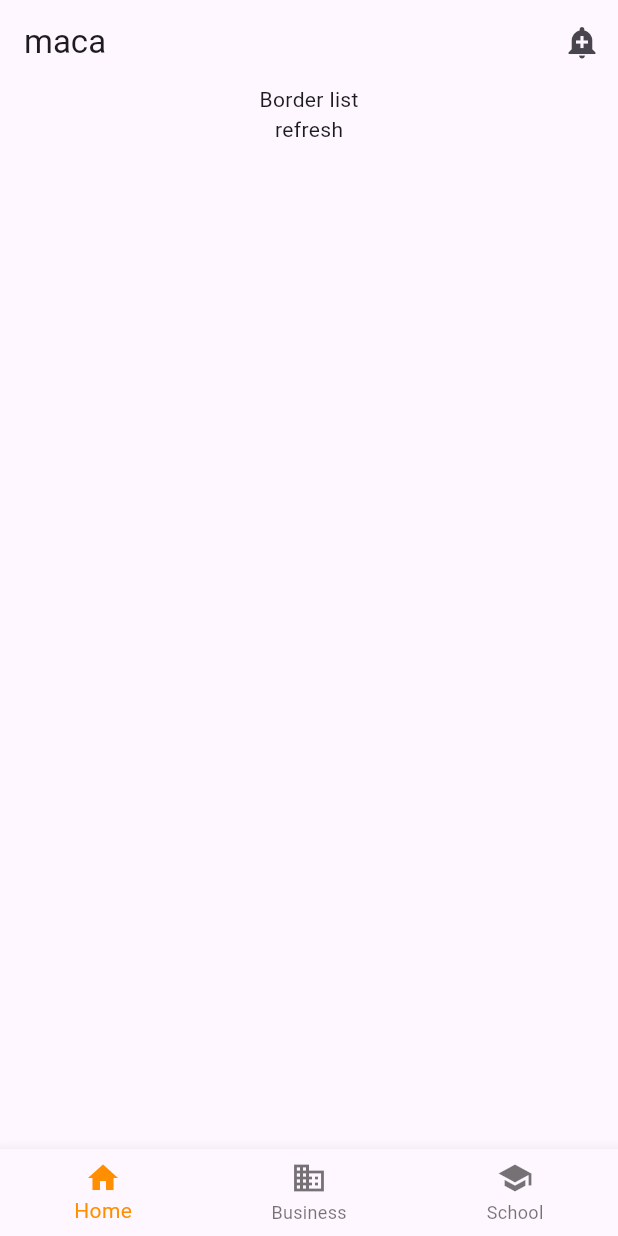
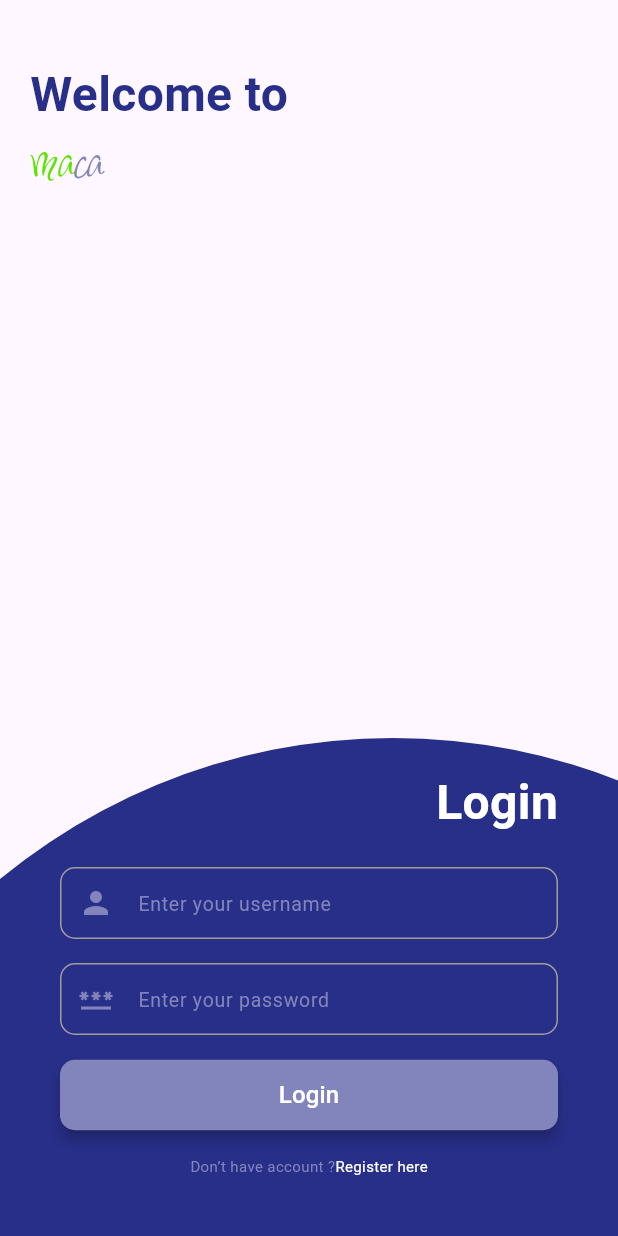
Before and after one commit to ArenduC/maca, a Flutter app: the screen it shows after launch, on a phone screen of 412 x 824 dp. Run offline on Flutter 3.47's test engine with Material 3 defaults, Android fonts, the phone set to English and light mode, and no system bars; our stand-ins replace flutter_svg.

Commit message:
login page desing complete

```diff
--- a/lib/main.dart
+++ b/lib/main.dart
@@ -1,5 +1,6 @@
 import 'package:flutter/material.dart';
-import 'package:maca/screen/home_screen.dart';
+
+import 'package:maca/screen/start_up_screen.dart';
 
 void main() {
   runApp(const MyApp());
@@ -9,30 +10,16 @@ class MyApp extends StatelessWidget {
   const MyApp({super.key});
 
   // This widget is the root of your application.
+
   @override
   Widget build(BuildContext context) {
     return MaterialApp(
-      title: 'Flutter Demo',
+      title: 'maca',
       theme: ThemeData(
-        // This is the theme of your application.
-        //
-        // TRY THIS: Try running your application with "flutter run". You'll see
-        // the application has a purple toolbar. Then, without quitting the app,
-        // try changing the seedColor in the colorScheme below to Colors.green
-        // and then invoke "hot reload" (save your changes or press the "hot
-        // reload" button in a Flutter-supported IDE, or press "r" if you used
-        // the command line to start the app).
-        //
-        // Notice that the counter didn't reset back to zero; the application
-        // state is not lost during the reload. To reset the state, use hot
-        // restart instead.
-        //
-        // This works for code too, not just values: Most code changes can be
-        // tested with just a hot reload.
         colorScheme: ColorScheme.fromSeed(seedColor: Colors.deepPurple),
         useMaterial3: true,
       ),
-      home: const HomeScreen(),
+      home: const StartUpScreen(),
     );
   }
 }
--- a/lib/screen/home_screen.dart
+++ b/lib/screen/home_screen.dart
@@ -1,5 +1,6 @@
 import 'package:flutter/material.dart';
 import 'package:maca/page/landing_page.dart';
+import 'package:maca/page/marketing_page.dart';
 
 class HomeScreen extends StatefulWidget {
   const HomeScreen({super.key});
@@ -15,10 +16,7 @@ class _HomeScreenState extends State<HomeScreen> {
       TextStyle(fontSize: 30, fontWeight: FontWeight.bold);
   static const List<Widget> _widgetOptions = <Widget>[
     LandingPage(),
-    Text(
-      'Index 1: Business',
-      style: optionStyle,
-    ),
+    MarketingPage(),
     Text(
       'Index 2: School',
       style: optionStyle,
@@ -36,6 +34,12 @@ class _HomeScreenState extends State<HomeScreen> {
     return Scaffold(
       body: Center(
         child: _widgetOptions.elementAt(_selectedIndex),
+      ),
+      floatingActionButton: FloatingActionButton(
+        onPressed: () {
+          setState(() {});
+        },
+        child: const Icon(Icons.add),
       ),
       bottomNavigationBar: BottomNavigationBar(
         items: const <BottomNavigationBarItem>[
--- /dev/null
+++ b/lib/screen/login_screen.dart
@@ -0,0 +1,305 @@
+// ignore_for_file: avoid_print
+
+import 'package:flutter/material.dart';
+import 'package:flutter_svg/flutter_svg.dart';
+import 'package:maca/styles/app_style.dart';
+import 'package:maca/styles/colors/app_colors.dart';
+
+class LoginScreen extends StatefulWidget {
+  const LoginScreen({super.key});
+
+  @override
+  State<LoginScreen> createState() => _LoginScreenState();
+}
+
+class _LoginScreenState extends State<LoginScreen> {
+  final TextEditingController usernameController = TextEditingController();
+  final TextEditingController passwordController = TextEditingController();
+
+  bool isLoginPage = true;
+
+  void handleLogin(String username, String password) {
+    print("Login Data:");
+    print("Username: $username");
+    print("Password: $password");
+  }
+
+  void pageSwitch() {
+    setState(() {
+      print("button click");
+      isLoginPage = !isLoginPage;
+    });
+  }
+
+  @override
+  Widget build(BuildContext context) {
+    return Scaffold(
+      body: Stack(
+        clipBehavior: Clip.none, // Allow the circle to overflow
+        children: [
+          Positioned(
+              top: 40,
+              left: 20,
+              right: 0,
+              child: Column(
+                  mainAxisAlignment: MainAxisAlignment.start,
+                  crossAxisAlignment: CrossAxisAlignment.start,
+                  children: [
+                    const Text(
+                      "Welcome to",
+                      style: AppTextStyles.headline2,
+                    ),
+                    SvgPicture.asset(
+                      'assets/APPSVGICON/maca.svg',
+                      width: 50,
+                      height: 50,
+                    ),
+                  ])),
+          AnimatedPositioned(
+            duration: const Duration(milliseconds: 500), // Animation duration
+            curve: Curves.easeInOut,
+            top: isLoginPage
+                ? 80
+                : -150, // Adjust to position the circle as needed
+            left: -150, // Adjust to position the circle as needed
+            child: Container(
+              width: MediaQuery.of(context).size.width *
+                  2, // Make it large enough to overflow
+              height: MediaQuery.of(context).size.height * 2, // Same for height
+              decoration: const BoxDecoration(
+                shape: BoxShape.circle,
+                color: AppColors.theme,
+              ),
+            ),
+          ),
+
+          Positioned(
+            bottom: 0,
+            left: 0,
+            right: 0,
+            child: AnimatedSwitcher(
+              duration: const Duration(milliseconds: 500),
+              transitionBuilder: (Widget child, Animation<double> animation) {
+                return FadeTransition(
+                  opacity: animation, // Fade effect
+                  child: SlideTransition(
+                    position: Tween<Offset>(
+                      begin: const Offset(1.0, 0.0), // Slide in from the right
+                      end: Offset.zero,
+                    ).animate(animation),
+                    child: child,
+                  ),
+                );
+              },
+              child: isLoginPage
+                  ? KeyedSubtree(
+                      key: const ValueKey('login'),
+                      child: loginSegment(pageSwitch, usernameController,
+                          passwordController, handleLogin))
+                  : KeyedSubtree(
+                      key: const ValueKey('register'),
+                      child: registrationSegment(pageSwitch)),
+            ),
+          )
+          // Add other widgets here as needed
+        ],
+      ),
+    );
+  }
+}
+
+@override
+Widget loginSegment(
+  VoidCallback pageSwitch,
+  TextEditingController usernameController,
+  TextEditingController passwordController,
+  Function(String username, String password) handleLogin,
+) {
+  return Padding(
+    padding: const EdgeInsets.all(40.0),
+    child: Column(
+      crossAxisAlignment: CrossAxisAlignment.stretch,
+      children: [
+        const Row(
+          crossAxisAlignment: CrossAxisAlignment.end,
+          mainAxisAlignment: MainAxisAlignment.end,
+          children: [
+            Text(
+              "Login",
+              style: AppTextStyles.headline1,
+            )
+          ],
+        ),
+        const SizedBox(
+          height: 20,
+        ),
+        TextField(
+          controller: usernameController,
+          decoration: AppInputStyles.textFieldDecoration(
+            hintText: 'Enter your username',
+            prefixIcon: Icons.person,
+          ),
+          style: const TextStyle(color: AppColors.header1), // Text style
+        ),
+        const SizedBox(
+          height: 16,
+        ),
+        TextField(
+          controller: passwordController,
+          obscureText: true,
+          decoration: AppInputStyles.textFieldDecoration(
+            hintText: 'Enter your password',
+            prefixIcon: Icons.password,
+          ),
+          style: const TextStyle(color: AppColors.header1), // Text style
+        ),
+        const SizedBox(
+          height: 16,
+        ),
+        ElevatedButton(
+          onPressed: () {
+            String username = usernameController.text;
+            String password = passwordController.text;
+
+            // Pass data to the parent widget's callback
+            handleLogin(username, password);
+            print("Login button pressed");
+          },
+          style: AppButtonStyles.elevatedButtonStyle(),
+          child: const Text(
+            'Login',
+            style: TextStyle(fontSize: 16.0, color: Colors.white),
+          ),
+        ),
+        const SizedBox(
+          height: 16,
+        ),
+        Row(
+          mainAxisAlignment: MainAxisAlignment.center,
+          children: [
+            const Text(
+              "Don’t have account ?",
+              style: AppTextStyles.linkText,
+            ),
+            GestureDetector(
+              onTap: () {
+                pageSwitch();
+              },
+              child: const Text(
+                "Register here",
+                style: AppTextStyles.bodyText,
+              ),
+            )
+          ],
+        )
+      ],
+    ),
+  );
+}
+
+@override
+Widget registrationSegment(VoidCallback pageSwitch) {
+  return Padding(
+    padding: const EdgeInsets.all(40.0),
+    child: Column(
+      crossAxisAlignment: CrossAxisAlignment.stretch,
+      children: [
+        const Row(
+          crossAxisAlignment: CrossAxisAlignment.end,
+          mainAxisAlignment: MainAxisAlignment.end,
+          children: [
+            Text(
+              "Registration",
+              style: AppTextStyles.headline1,
+            )
+          ],
+        ),
+        const SizedBox(
+          height: 20,
+        ),
+        TextField(
+          decoration: AppInputStyles.textFieldDecoration(
+            hintText: 'Enter your username',
+            prefixIcon: Icons.person,
+          ),
+          style: const TextStyle(color: AppColors.header1), // Text style
+        ),
+        const SizedBox(
+          height: 16,
+        ),
+        TextField(
+          decoration: AppInputStyles.textFieldDecoration(
+            hintText: 'Enter your password',
+            prefixIcon: Icons.password,
+          ),
+          style: const TextStyle(color: AppColors.header1), // Text style
+        ),
+        const SizedBox(
+          height: 16,
+        ),
+        TextField(
+          decoration: AppInputStyles.textFieldDecoration(
+            hintText: 'Enter your password',
+            prefixIcon: Icons.password,
+          ),
+          style: const TextStyle(color: AppColors.header1), // Text style
+        ),
+        const SizedBox(
+          height: 16,
+        ),
+        TextField(
+          decoration: AppInputStyles.textFieldDecoration(
+            hintText: 'Enter your password',
+            prefixIcon: Icons.password,
+          ),
+          style: const TextStyle(color: AppColors.header1), // Text style
+        ),
+        const SizedBox(
+          height: 16,
+        ),
+        TextField(
+          decoration: AppInputStyles.textFieldDecoration(
+            hintText: 'Enter your password',
+            prefixIcon: Icons.password,
+          ),
+          style: const TextStyle(color: AppColors.header1), // Text style
+        ),
+        const SizedBox(
+          height: 16,
+        ),
+        ElevatedButton(
+          onPressed: () {
+            // Add your button's functionality here
+            print("Login button pressed");
+          },
+          style: AppButtonStyles.elevatedButtonStyle(),
+          child: const Text(
+            'Submit',
+            style: TextStyle(fontSize: 16.0, color: Colors.white),
+          ),
+        ),
+        const SizedBox(
+          height: 16,
+        ),
+        Row(
+          mainAxisAlignment: MainAxisAlignment.center,
+          children: [
+            const Text(
+              "Have an account ?",
+              style: AppTextStyles.linkText,
+            ),
+            GestureDetector(
+              onTap: () {
+                pageSwitch();
+              },
+              child: const Text(
+                "Login here",
+                style: AppTextStyles.bodyText,
+              ),
+            )
+          ],
+        )
+      ],
+    ),
+  );
+}
--- /dev/null
+++ b/lib/styles/app_style.dart
@@ -0,0 +1,119 @@
+import 'package:flutter/material.dart';
+import 'package:maca/styles/colors/app_colors.dart';
+
+class AppTextStyles {
+  // Define your text styles here
+  static const TextStyle headline1 = TextStyle(
+    fontSize: 32.0,
+    fontWeight: FontWeight.bold,
+    color: AppColors.header1,
+  );
+
+  static const TextStyle headline2 = TextStyle(
+    fontSize: 32.0,
+    fontWeight: FontWeight.w600,
+    color: AppColors.theme,
+  );
+
+  static const TextStyle bodyText = TextStyle(
+    fontSize: 10.0,
+    fontWeight: FontWeight.normal,
+    color: AppColors.header1,
+  );
+
+  static const TextStyle buttonText = TextStyle(
+    fontSize: 18.0,
+    fontWeight: FontWeight.w500,
+    color: Colors.white,
+  );
+
+  static const TextStyle hintText = TextStyle(
+    fontSize: 16.0,
+    fontWeight: FontWeight.normal,
+    color: Colors.grey,
+  );
+  static const TextStyle linkText = TextStyle(
+    fontSize: 10.0,
+    fontWeight: FontWeight.normal,
+    color: AppColors.themeLite,
+  );
+}
+
+class AppInputStyles {
+  // Common InputDecoration for text fields
+  static InputDecoration textFieldDecoration({
+    required String hintText,
+    IconData? prefixIcon,
+    IconData? suffixIcon,
+  }) {
+    return InputDecoration(
+      hintText: hintText,
+      hintStyle: const TextStyle(
+        color: AppColors.themeLite,
+        fontSize: 13.0,
+      ),
+      prefixIcon: prefixIcon != null
+          ? Icon(prefixIcon, color: AppColors.themeLite)
+          : null, // Optional prefix icon
+      suffixIcon: suffixIcon != null
+          ? Icon(suffixIcon, color: AppColors.themeLite)
+          : null, // Optional suffix icon
+      border: OutlineInputBorder(
+        borderRadius: BorderRadius.circular(10.0), // Rounded corners
+        borderSide: const BorderSide(
+          color: AppColors.themeLite,
+          width: 1.0,
+        ),
+      ),
+      focusedBorder: OutlineInputBorder(
+        borderRadius: BorderRadius.circular(10.0),
+        borderSide: const BorderSide(
+          color: AppColors.header1,
+          width: 2.0,
+        ),
+      ),
+      enabledBorder: OutlineInputBorder(
+        borderRadius: BorderRadius.circular(10.0),
+        borderSide: const BorderSide(
+          color: Colors.grey,
+          width: 1.0,
+        ),
+      ),
+      contentPadding:
+          const EdgeInsets.symmetric(vertical: 7.0, horizontal: 12.0),
+    );
+  }
+}
+
+class AppButtonStyles {
+  // Custom ElevatedButton style
+  static ButtonStyle elevatedButtonStyle({
+    Color backgroundColor = AppColors.themeLite,
+    double borderRadius = 10.0,
+    EdgeInsetsGeometry padding = const EdgeInsets.symmetric(vertical: 12.0),
+  }) {
+    return ElevatedButton.styleFrom(
+      backgroundColor: backgroundColor,
+      padding: padding,
+      shape: RoundedRectangleBorder(
+        borderRadius: BorderRadius.circular(borderRadius),
+      ),
+      elevation: 4.0, // Optional: Set elevation for shadow effect
+    );
+  }
+
+  // Another example for outlined buttons
+  static ButtonStyle outlinedButtonStyle({
+    Color borderColor = AppColors.themeLite,
+    double borderRadius = 10.0,
+    EdgeInsetsGeometry padding = const EdgeInsets.symmetric(vertical: 16.0),
+  }) {
+    return OutlinedButton.styleFrom(
+      side: BorderSide(color: borderColor, width: 2.0),
+      padding: padding,
+      shape: RoundedRectangleBorder(
+        borderRadius: BorderRadius.circular(borderRadius),
+      ),
+    );
+  }
+}
--- /dev/null
+++ b/lib/styles/colors/app_colors.dart
@@ -0,0 +1,10 @@
+import 'dart:ui';
+
+class AppColors {
+  static const Color theme = Color.fromRGBO(40, 47, 137, 1);
+  static const Color themeLite = Color.fromRGBO(129, 133, 188, 1);
+  static const Color header1 = Color.fromRGBO(255, 255, 255, 1);
+  static const Color textHint = Color.fromRGBO(129, 133, 188, 1);
+
+  AppColors(da);
+}
```
Also changed, not shown: lib/page/marketing_page.dart (added, +56 -0 lines), lib/screen/start_up_screen.dart (added, +45 -0 lines), pubspec.yaml (+3 -5 lines), assets/APPSVGICON/maca.svg (added), pubspec.lock.
